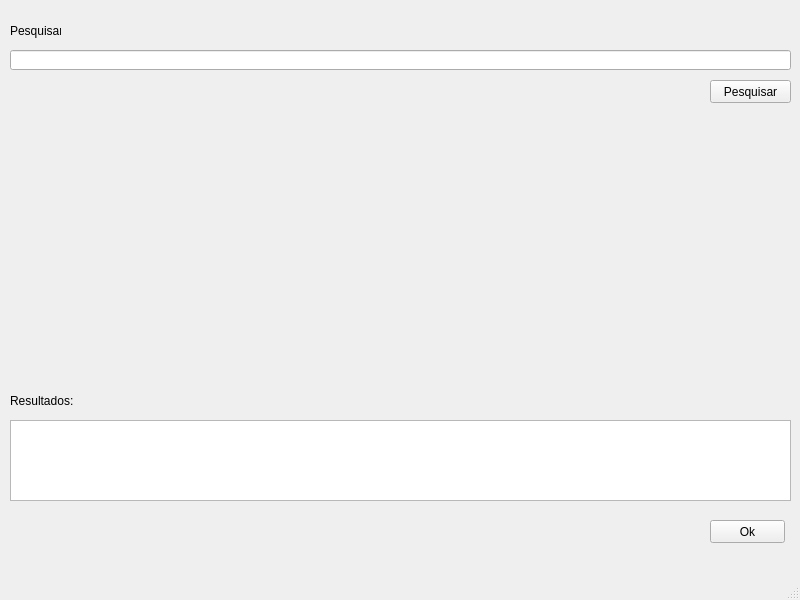
Before: the Qt Designer form src/SearchWindow.ui in echiesse/SpotifyQt, drawn with Qt 5.
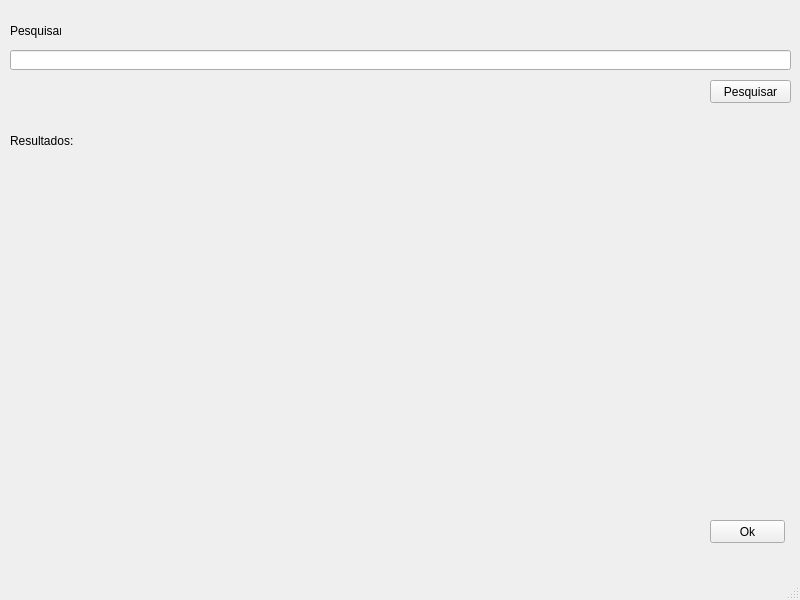
After: the same form once the commit is applied.

Commit message: Primeira versão funcional da janela de busca.

```diff
--- a/src/SearchWindow.ui
+++ b/src/SearchWindow.ui
@@ -14,21 +14,11 @@
    <string>MainWindow</string>
   </property>
   <widget class="QWidget" name="centralwidget">
-   <widget class="QTextEdit" name="textEdit">
-    <property name="geometry">
-     <rect>
-      <x>10</x>
-      <y>420</y>
-      <width>781</width>
-      <height>81</height>
-     </rect>
-    </property>
-   </widget>
    <widget class="QLabel" name="lblSearch_2">
     <property name="geometry">
      <rect>
       <x>10</x>
-      <y>390</y>
+      <y>130</y>
       <width>71</width>
       <height>21</height>
      </rect>
@@ -100,9 +90,9 @@
     <property name="geometry">
      <rect>
       <x>10</x>
-      <y>130</y>
+      <y>180</y>
       <width>771</width>
-      <height>281</height>
+      <height>331</height>
      </rect>
     </property>
    </widget>
```
Left out of the diff: 4 changed lines with no effect on the pictures. The commit also changes 5 other files.
